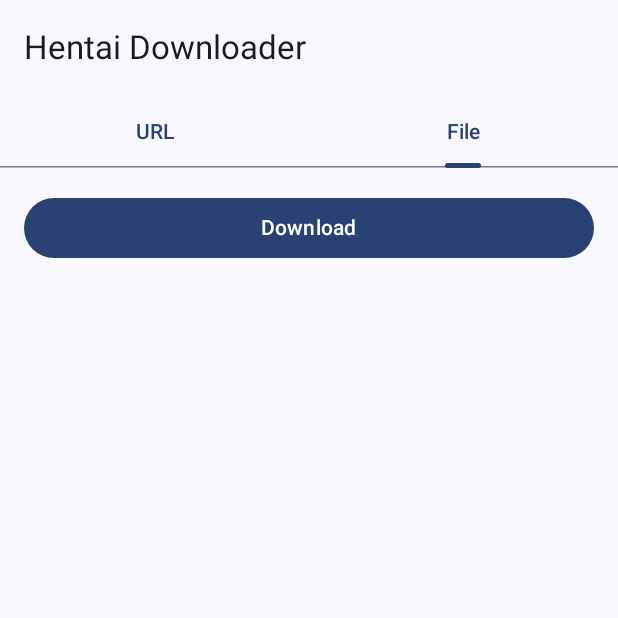
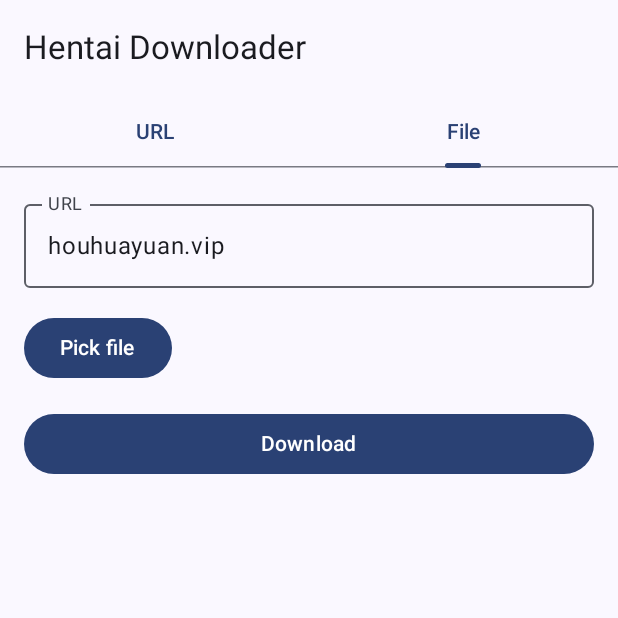
Before and after one commit to BioniCosmos/hentai-dl, an Android app built with Jetpack Compose: the screen it shows after launch (MainActivity), tab 2 chosen, on a phone screen of 412 x 824 dp, the top half of it. Run offline under Robolectric (Android 15) with nearby library versions, the light colour scheme and no system bars.

Commit message:
Implement “File” tab

```diff
--- a/android/app/src/main/java/net/witch/hentaidownloader/MainActivity.kt
+++ b/android/app/src/main/java/net/witch/hentaidownloader/MainActivity.kt
@@ -2,25 +2,37 @@
 
 package net.witch.hentaidownloader
 
+import android.net.Uri
 import android.os.Bundle
+import android.provider.OpenableColumns
 import androidx.activity.ComponentActivity
+import androidx.activity.compose.rememberLauncherForActivityResult
 import androidx.activity.compose.setContent
 import androidx.activity.enableEdgeToEdge
+import androidx.activity.result.contract.ActivityResultContracts
 import androidx.compose.foundation.layout.Arrangement
 import androidx.compose.foundation.layout.Column
+import androidx.compose.foundation.layout.Row
 import androidx.compose.foundation.layout.fillMaxSize
 import androidx.compose.foundation.layout.fillMaxWidth
 import androidx.compose.foundation.layout.padding
 import androidx.compose.foundation.pager.HorizontalPager
 import androidx.compose.foundation.pager.rememberPagerState
 import androidx.compose.material3.Button
+import androidx.compose.material3.DropdownMenuItem
 import androidx.compose.material3.ExperimentalMaterial3Api
+import androidx.compose.material3.ExposedDropdownMenuBox
+import androidx.compose.material3.MenuAnchorType
+import androidx.compose.material3.OutlinedTextField
 import androidx.compose.material3.PrimaryTabRow
 import androidx.compose.material3.Scaffold
+import androidx.compose.material3.SnackbarHost
+import androidx.compose.material3.SnackbarHostState
 import androidx.compose.material3.Tab
 import androidx.compose.material3.Text
 import androidx.compose.material3.TextField
 import androidx.compose.material3.TopAppBar
+import androidx.compose.runtime.Composable
 import androidx.compose.runtime.getValue
 import androidx.compose.runtime.mutableStateOf
 import androidx.compose.runtime.remember
@@ -28,8 +40,12 @@ import androidx.compose.runtime.rememberCoroutineScope
 import androidx.compose.runtime.setValue
 import androidx.compose.ui.Alignment
 import androidx.compose.ui.Modifier
+import androidx.compose.ui.platform.LocalContext
 import androidx.compose.ui.unit.dp
+import kotlinx.coroutines.CompletableDeferred
+import kotlinx.coroutines.Dispatchers
 import kotlinx.coroutines.launch
+import kotlinx.coroutines.withContext
 import net.witch.hentaidownloader.ui.theme.HentaiDownloaderTheme
 
 class MainActivity : ComponentActivity() {
@@ -38,28 +54,33 @@ class MainActivity : ComponentActivity() {
         enableEdgeToEdge()
         setContent {
             HentaiDownloaderTheme {
+                val snackbarHostState = remember { SnackbarHostState() }
                 Scaffold(
                     Modifier.fillMaxSize(),
-                    { TopAppBar({ Text("Hentai Downloader") }) }) { innerPadding ->
+                    { TopAppBar({ Text("Hentai Downloader") }) },
+                    snackbarHost = { SnackbarHost(snackbarHostState) },
+                ) { innerPadding ->
                     Column(Modifier.padding(innerPadding)) {
+                        val coroutineScope = rememberCoroutineScope()
                         val pager = rememberPagerState { Tab.entries.size }
-                        val coroutineScope = rememberCoroutineScope()
 
                         PrimaryTabRow(pager.currentPage) {
                             Tab.entries.forEachIndexed { i, tab ->
                                 Tab(
                                     pager.currentPage == i,
                                     { coroutineScope.launch { pager.animateScrollToPage(i) } },
-                                    text = { Text(tab.name) })
+                                    text = { Text(tab.name) },
+                                )
                             }
                         }
 
+                        val pickFile = rememberFilePicker()
                         HorizontalPager(
                             pager,
                             Modifier
                                 .fillMaxSize()
                                 .padding(16.dp),
-                            verticalAlignment = Alignment.Top
+                            verticalAlignment = Alignment.Top,
                         ) { page ->
                             Column(verticalArrangement = Arrangement.spacedBy(16.dp)) {
                                 when (Tab.entries[page]) {
@@ -69,10 +90,58 @@ class MainActivity : ComponentActivity() {
                                             url,
                                             { url = it },
                                             Modifier.fillMaxWidth(),
-                                            label = { Text("URL") })
+                                            label = { Text("URL") },
+                                        )
                                     }
 
-                                    Tab.File -> {}
+                                    Tab.File -> {
+                                        var open by remember { mutableStateOf(false) }
+                                        var url by remember { mutableStateOf(URL.Houhuayuan) }
+                                        var file by remember {
+                                            mutableStateOf<Pair<String, String>?>(
+                                                null
+                                            )
+                                        }
+                                        ExposedDropdownMenuBox(open, { open = it }) {
+                                            OutlinedTextField(
+                                                url.url,
+                                                {},
+                                                modifier = Modifier
+                                                    .fillMaxWidth()
+                                                    .menuAnchor(MenuAnchorType.PrimaryNotEditable),
+                                                readOnly = true,
+                                                label = { Text("URL") },
+                                            )
+                                            ExposedDropdownMenu(open, { open = false }) {
+                                                URL.entries.forEach {
+                                                    DropdownMenuItem({ Text(it.url) }, {
+                                                        url = it
+                                                        open = false
+                                                    })
+                                                }
+                                            }
+                                        }
+                                        Row(
+                                            Modifier.fillMaxWidth(),
+                                            Arrangement.spacedBy(12.dp),
+                                            verticalAlignment = Alignment.CenterVertically,
+                                        ) {
+                                            Button({
+                                                coroutineScope.launch {
+                                                    try {
+                                                        file = pickFile()
+                                                    } catch (e: Exception) {
+                                                        snackbarHostState.showSnackbar(
+                                                            e.message ?: "unknown error"
+                                                        )
+                                                        e.printStackTrace()
+                                                    }
+                                                }
+                                            }) { Text("Pick file") }
+                                            Text(file?.first ?: "")
+                                        }
+
+                                    }
                                 }
                                 Button({}, Modifier.fillMaxWidth()) { Text("Download") }
                             }
@@ -85,3 +154,37 @@ class MainActivity : ComponentActivity() {
 }
 
 private enum class Tab { URL, File }
+
+private enum class URL(val url: String) { Houhuayuan("houhuayuan.vip"), Telegraph("telegra.ph") }
+
+@Composable
+private fun rememberFilePicker(): suspend () -> Pair<String, String>? {
+    var deferred: CompletableDeferred<Uri?>? = null
+    val launcher = rememberLauncherForActivityResult(ActivityResultContracts.GetContent()) {
+        deferred!!.complete(it)
+    }
+    val contentResolver = LocalContext.current.contentResolver
+    return job@{
+        deferred = CompletableDeferred()
+        launcher.launch("text/html")
+        val uri = deferred.await() ?: return@job null
+        withContext(Dispatchers.IO) {
+            Pair(
+                contentResolver.query(uri, null, null, null, null)?.use {
+                    if (!it.moveToFirst()) {
+                        return@use null
+                    }
+                    val i = it.getColumnIndex(OpenableColumns.DISPLAY_NAME)
+                    if (i == -1) {
+                        return@use null
+                    }
+                    it.getString(i)
+                } ?: uri.lastPathSegment ?: "unknown",
+                (contentResolver.openInputStream(uri)
+                    ?: throw Exception("failed to open the stream")).use { stream ->
+                    stream.reader().use { it.readText() }
+                },
+            )
+        }
+    }
+}
```
